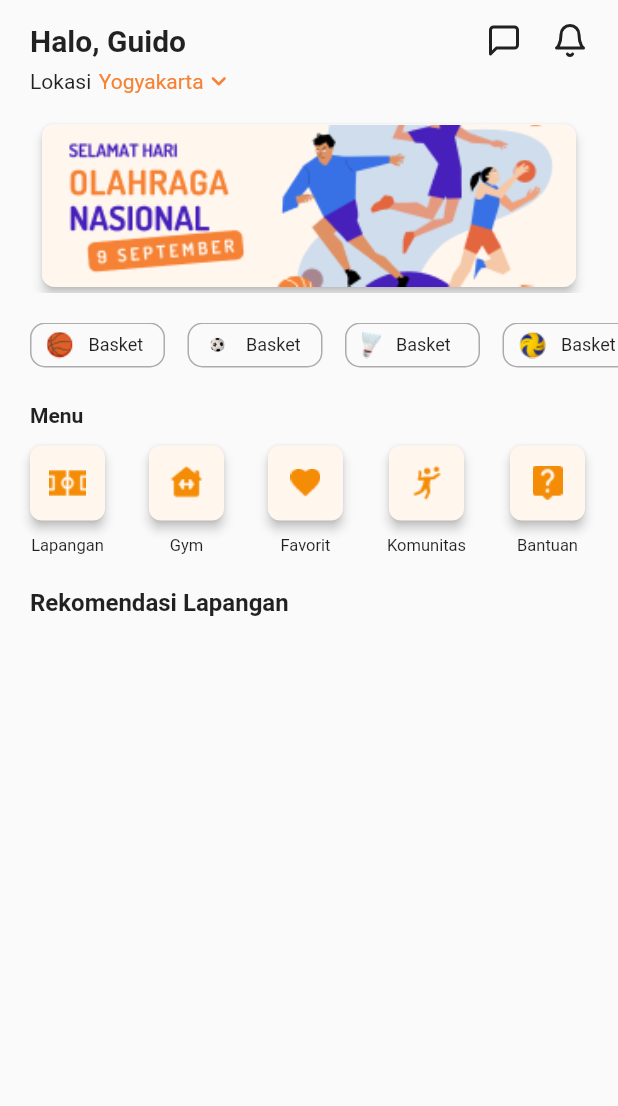
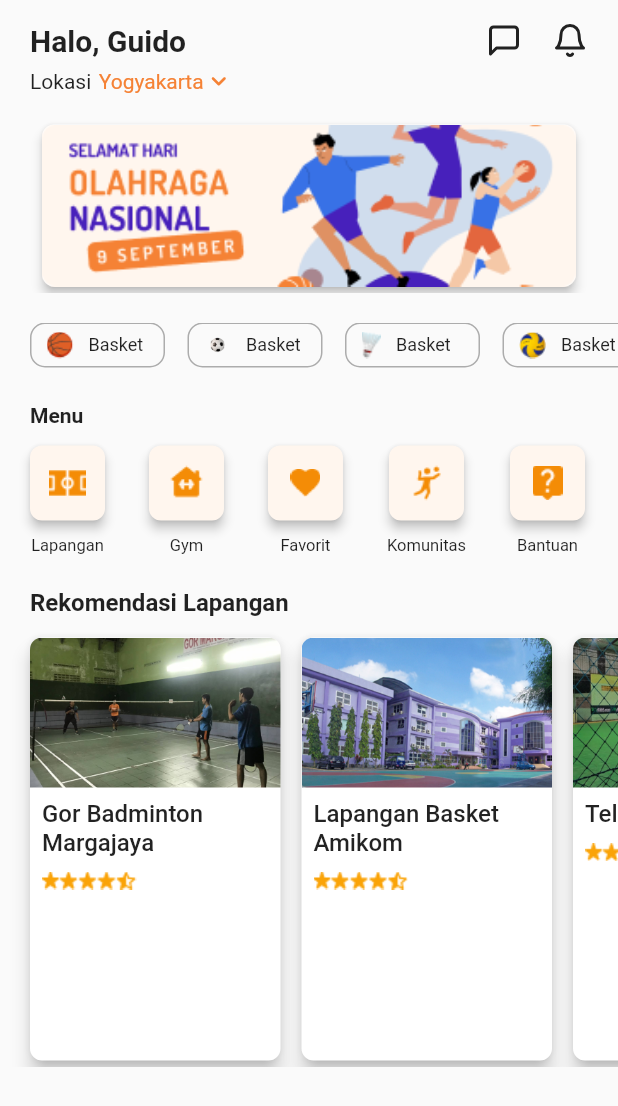
Before and after one commit to GuidoAugusta/FieldFox, a Flutter app: the HomePage screen opened by its route, on a phone screen of 412 x 824 dp. Shown: the top 1106 px of the screen. Run offline on Flutter 3.47's test engine with Material 2 defaults, Android fonts, the phone set to English and light mode, and no system bars; drawn by our look-alikes of carousel_slider; our stand-ins replace flutter_feather_icons.

Commit message:
menambah listview builder rekomendasi lapangan

```diff
--- a/lib/models/daftar_lapangan.dart
+++ b/lib/models/daftar_lapangan.dart
@@ -57,6 +57,6 @@ var lapanganList = [
     jmlCourt: '2',
     jamOperasional: '06:00 - 24:00',
     kategori: 'Futsal',
-    imageAsset: 'assets/telaga3futsal',
+    imageAsset: 'assets/telaga3futsal.png',
   ),
 ];
--- a/lib/pages/homepage.dart
+++ b/lib/pages/homepage.dart
@@ -1,4 +1,5 @@
 import 'package:carousel_slider/carousel_slider.dart';
+import 'package:field_fox/models/daftar_lapangan.dart';
 import 'package:flutter/material.dart';
 import 'package:flutter_feather_icons/flutter_feather_icons.dart';
 
@@ -258,6 +259,77 @@ class _HomePageState extends State<HomePage> {
               ),
             ),
           ),
+          SizedBox(
+            height: 10,
+          ),
+          SizedBox(
+            height: 290,
+            child: ListView.builder(
+              padding: EdgeInsets.only(left: 16, right: 10),
+              scrollDirection: Axis.horizontal,
+              itemBuilder: (context, index) {
+                final Lapangan lapangan = lapanganList[index];
+                return Padding(
+                  padding: const EdgeInsets.only(right: 6),
+                  child: InkWell(
+                    onTap: () {},
+                    child: Container(
+                      width: 175,
+                      height: 290,
+                      child: Card(
+                        elevation: 5,
+                        shape: RoundedRectangleBorder(
+                            borderRadius: BorderRadius.circular(8)),
+                        child: Column(
+                          crossAxisAlignment: CrossAxisAlignment.start,
+                          children: [
+                            Container(
+                              width: 175,
+                              height: 100,
+                              decoration: BoxDecoration(
+                                borderRadius: BorderRadius.only(
+                                    topLeft: Radius.circular(8),
+                                    topRight: Radius.circular(8)),
+                              ),
+                              child: ClipRRect(
+                                borderRadius: BorderRadius.only(
+                                  topLeft: Radius.circular(8),
+                                  topRight: Radius.circular(8),
+                                ),
+                                child: Image.asset(
+                                  lapangan.imageAsset,
+                                  fit: BoxFit.cover,
+                                ),
+                              ),
+                            ),
+                            Padding(
+                              padding: EdgeInsets.fromLTRB(8, 8, 8, 12),
+                              child: Column(
+                                crossAxisAlignment: CrossAxisAlignment.start,
+                                children: [
+                                  Text(
+                                    lapangan.name,
+                                    style: TextStyle(
+                                        fontSize: 16,
+                                        fontWeight: FontWeight.w500),
+                                  ),
+                                  SizedBox(
+                                    height: 10,
+                                  ),
+                                  Image.asset('assets/rating.png'),
+                                ],
+                              ),
+                            )
+                          ],
+                        ),
+                      ),
+                    ),
+                  ),
+                );
+              },
+              itemCount: lapanganList.length,
+            ),
+          )
         ],
       ),
     );
```
Also changed, not shown: assets/rating.png (added).
